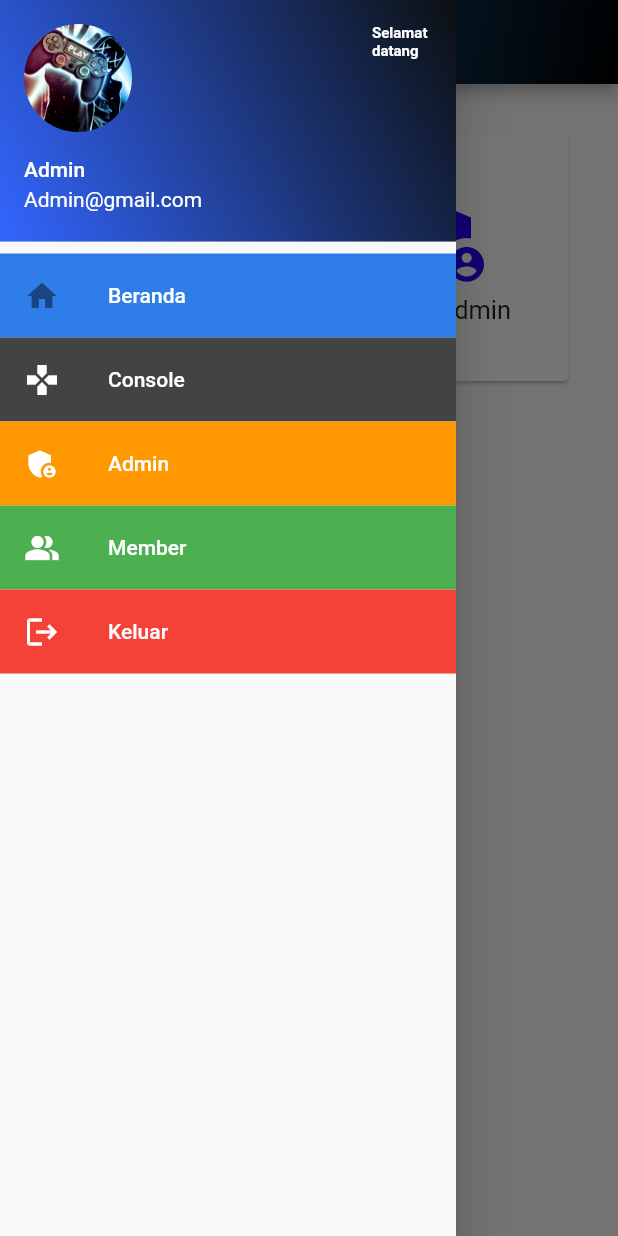
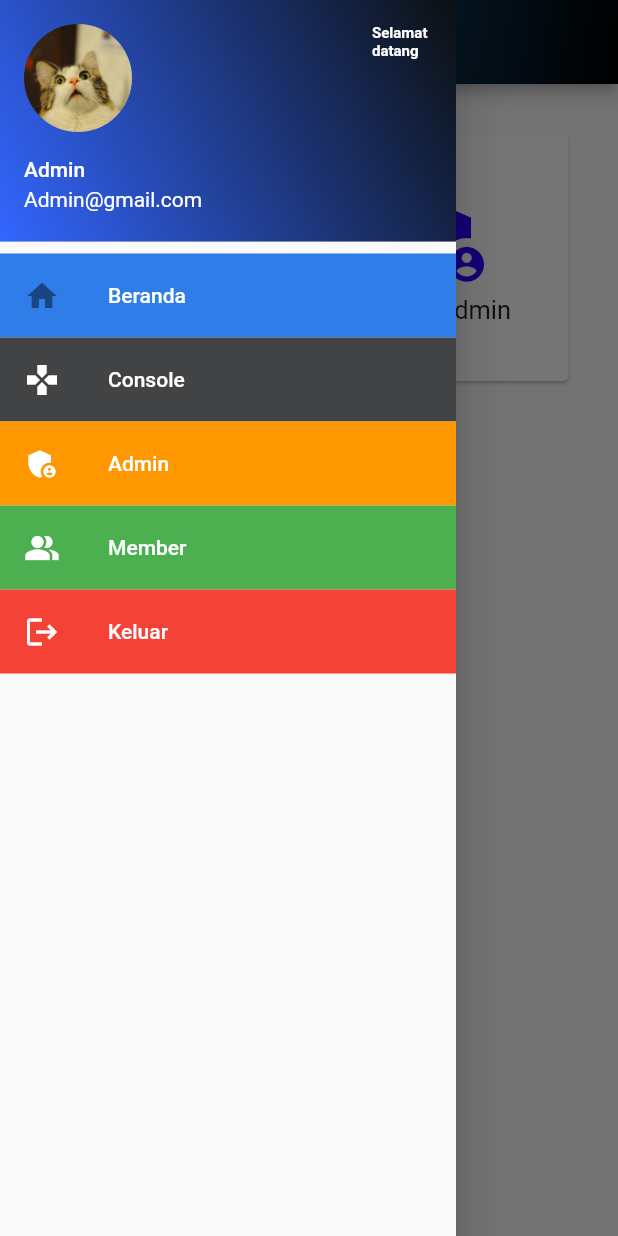
Before and after one commit to Randrey0/kelompok1_rentalpsMobile, a Flutter app: the Beranda screen opened directly, with the side drawer open, on a phone screen of 412 x 824 dp. Run offline on Flutter 3.47's test engine with Material 2 defaults, Android fonts, the phone set to English and light mode, and no system bars; our stand-ins replace dio, shared_preferences; accounts and stored records are empty.

Commit message:
commit ke 4 sedikit perbaikkan

```diff
--- a/lib/ui/widget/sidebar.dart
+++ b/lib/ui/widget/sidebar.dart
@@ -18,7 +18,7 @@ class Sidebar extends StatelessWidget {
             accountName: Text("Admin"),
             accountEmail: Text("Admin@gmail.com"),
             currentAccountPicture: CircleAvatar(
-              backgroundImage: AssetImage('assets/img/background.jpg'),
+              backgroundImage: AssetImage('assets/img/profile.jpg'),
             ),
             decoration: BoxDecoration(
               gradient: LinearGradient(
--- a/pubspec.yaml
+++ b/pubspec.yaml
@@ -1,4 +1,4 @@
-name: klinik_app
+name: rentalps_app
 description: A new Flutter project.
 # The following line prevents the package from being accidentally published to
 # pub.dev using `flutter pub publish`. This is preferred for private packages.
@@ -60,6 +60,7 @@ flutter:
 
   assets:
     - assets/img/background.jpg
+    - assets/img/profile.jpg
   # To add assets to your application, add an assets section, like this:
   # assets:
   #   - images/a_dot_burr.jpeg
```
Also changed, not shown: assets/img/profile.jpg (added), 1 other file.
